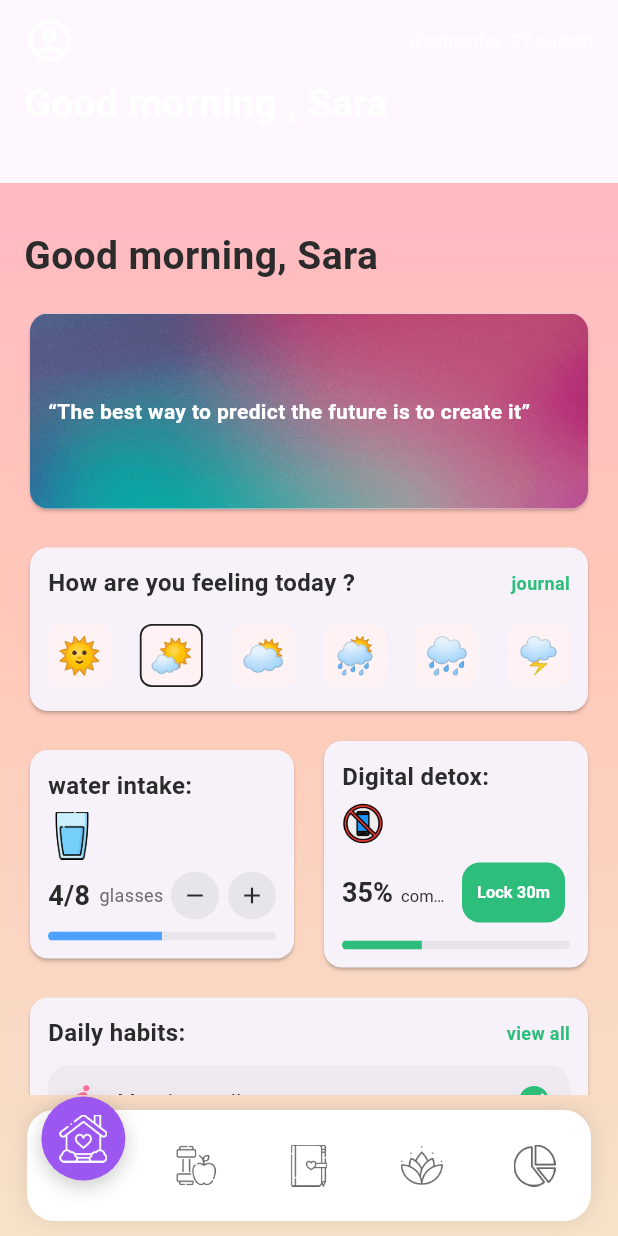
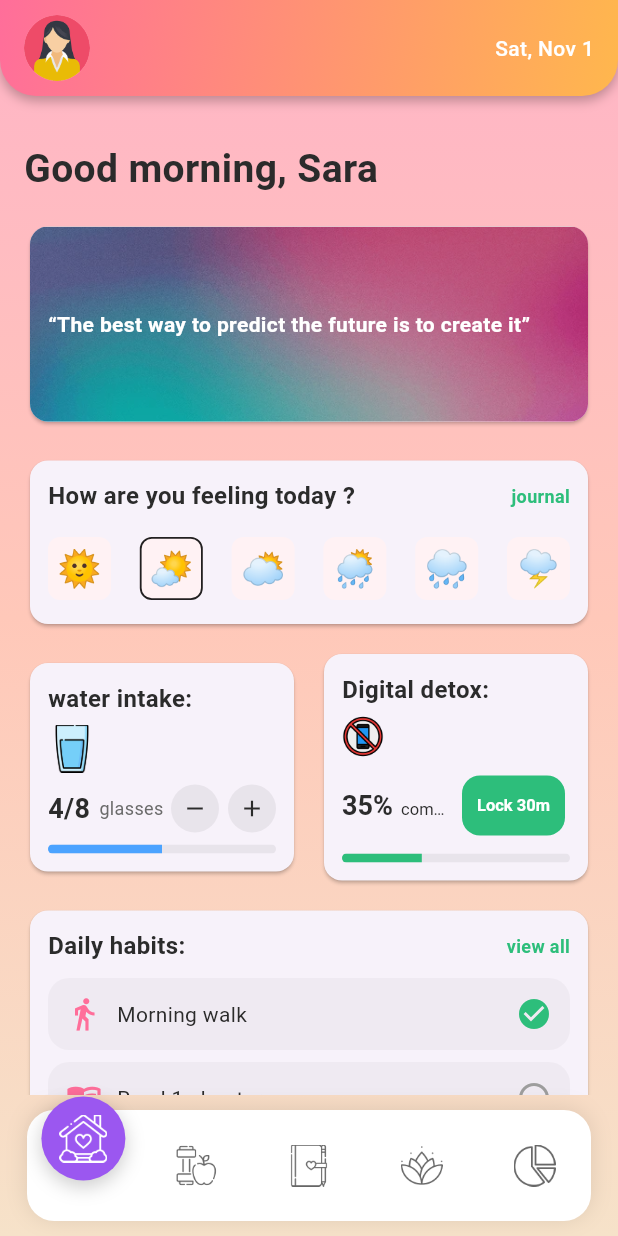
Before and after one commit to alabenss/mobile-dev-project, a Flutter app: the screen it shows after launch, on a phone screen of 412 x 824 dp. Run offline on Flutter 3.47's test engine with Material 3 defaults, Android fonts, the phone set to English and light mode, and no system bars; our stand-ins replace audioplayers, google_fonts.

Commit message:
updating app_bar

```diff
--- /dev/null
+++ b/the_project/lib/views/widgets/app_bar.dart
@@ -0,0 +1,91 @@
+import 'package:flutter/material.dart';
+import 'package:intl/intl.dart';
+import '../themes/style_simple/colors.dart';
+
+class CustomAppBar extends StatelessWidget implements PreferredSizeWidget {
+  final String? title;
+  final VoidCallback? onProfileTap;
+
+  const CustomAppBar({
+    super.key,
+    this.title,
+    this.onProfileTap,
+  });
+
+  @override
+  Size get preferredSize => const Size.fromHeight(80);
+
+  @override
+  Widget build(BuildContext context) {
+    final String date = DateFormat('EEE, MMM d').format(DateTime.now());
+
+    return Container(
+      decoration: const BoxDecoration(
+        gradient: LinearGradient(
+          colors: [AppColors.accentPink, AppColors.accentOrange],
+          begin: Alignment.topLeft,
+          end: Alignment.bottomRight,
+        ),
+        borderRadius: BorderRadius.vertical(
+          bottom: Radius.circular(24),
+        ),
+        boxShadow: [
+          BoxShadow(
+            color: Colors.black26,
+            blurRadius: 6,
+            offset: Offset(0, 3),
+          ),
+        ],
+      ),
+      child: SafeArea(
+        child: Padding(
+          padding: const EdgeInsets.symmetric(horizontal: 16, vertical: 10),
+          child: Row(
+            mainAxisAlignment: MainAxisAlignment.spaceBetween,
+            children: [
+              // 👤 Profile button (tap to go to Profile screen)
+              GestureDetector(
+                onTap: onProfileTap ??
+                    () {
+                      Navigator.pushNamed(context, '/profile');
+                    },
+                child: const CircleAvatar(
+                  radius: 22,
+                  backgroundImage: AssetImage('assets/icons/profile.png'),
+                  backgroundColor: Colors.white24,
+                ),
+              ),
+
+              // 🏷️ Optional title (centered if provided)
+              if (title != null)
+                Expanded(
+                  child: Text(
+                    title!,
+                    textAlign: TextAlign.center,
+                    style: const TextStyle(
+                      color: Colors.white,
+                      fontSize: 22,
+                      fontWeight: FontWeight.bold,
+                      letterSpacing: 0.5,
+                    ),
+                  ),
+                )
+              else
+                const Spacer(),
+
+              // 📅 Current date
+              Text(
+                date,
+                style: const TextStyle(
+                  color: Colors.white,
+                  fontSize: 14,
+                  fontWeight: FontWeight.w500,
+                ),
+              ),
+            ],
+          ),
+        ),
+      ),
+    );
+  }
+}
--- a/the_project/lib/views/widgets/bottom_nav_wrapper.dart
+++ b/the_project/lib/views/widgets/bottom_nav_wrapper.dart
@@ -4,7 +4,7 @@ import '../screens/homescreen/home_screen.dart';
 import '../screens/habits.dart';
 import '../screens/activities/activities.dart';
 import '../themes/style_simple/colors.dart';
-import '../widgets/custom_appbar.dart';
+import 'app_bar.dart';
 
 class BottomNavWrapper extends StatefulWidget {
   const BottomNavWrapper({super.key});
--- a/the_project/lib/views/widgets/custom_appbar.dart
+++ /dev/null
@@ -1,38 +0,0 @@
-import 'package:flutter/material.dart';
-import '../../commons/config.dart';
-import '../themes/style_simple/styles.dart';
-
-class CustomAppBar extends StatelessWidget implements PreferredSizeWidget {
-  const CustomAppBar({super.key});
-
-  @override
-  Size get preferredSize => const Size.fromHeight(122);
-
-  @override
-  Widget build(BuildContext context) {
-    return AppBar(
-      automaticallyImplyLeading: false,
-      flexibleSpace: SafeArea(
-        child: Padding(
-          padding: const EdgeInsets.fromLTRB(16, 10, 16, 8),
-          child: Column(
-            crossAxisAlignment: CrossAxisAlignment.start,
-            children: [
-              // Top row: avatar + date (mirrors screenshot)
-              Row(
-                mainAxisAlignment: MainAxisAlignment.spaceBetween,
-                children: [
-                  const Icon(Icons.account_circle_outlined,
-                      size: 34, color: Colors.white),
-                  Text(AppConfig.dateLabel, style: AppText.tinyDate),
-                ],
-              ),
-              const SizedBox(height: 10),
-              Text('Good morning , ${AppConfig.userName}', style: AppText.greeting),
-            ],
-          ),
-        ),
-      ),
-    );
-  }
-}
--- a/the_project/pubspec.yaml
+++ b/the_project/pubspec.yaml
@@ -30,6 +30,8 @@ environment:
 dependencies:
   flutter:
     sdk: flutter
+
+  intl: ^0.19.0
 
   # The following adds the Cupertino Icons font to your application.
   # Use with the CupertinoIcons class for iOS style icons.
```
Also changed, not shown: the_project/pubspec.lock.
